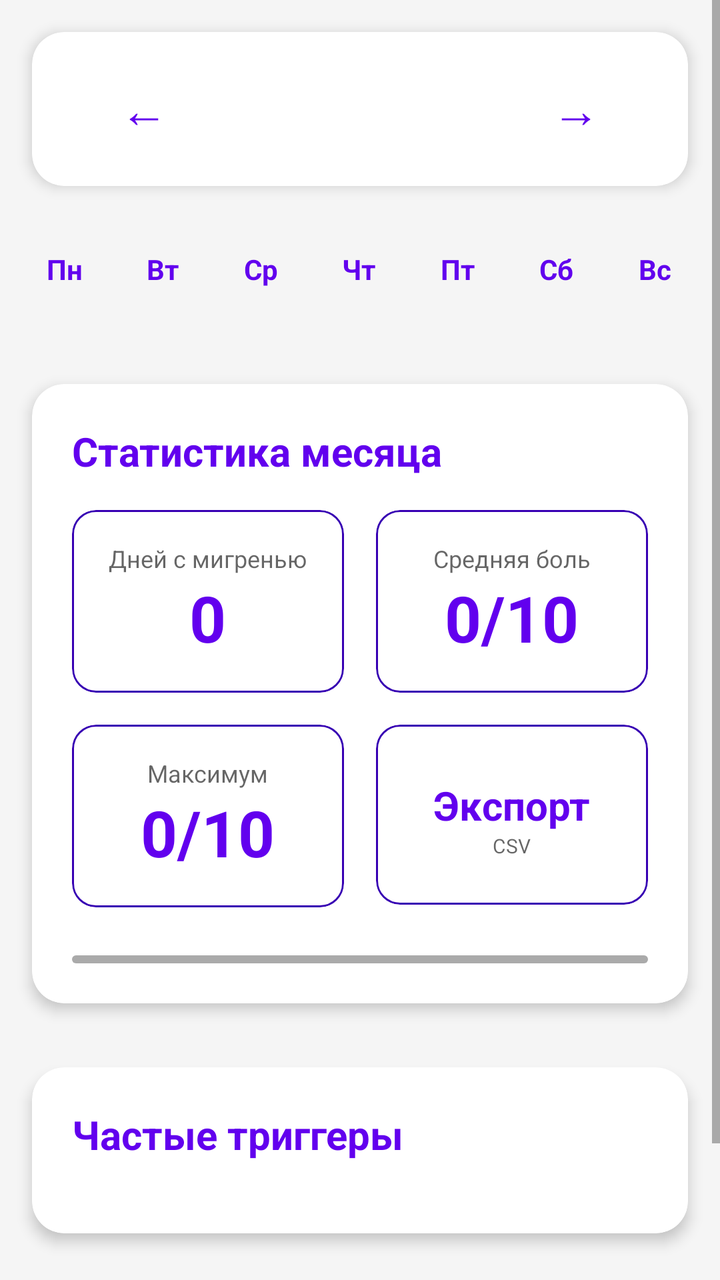
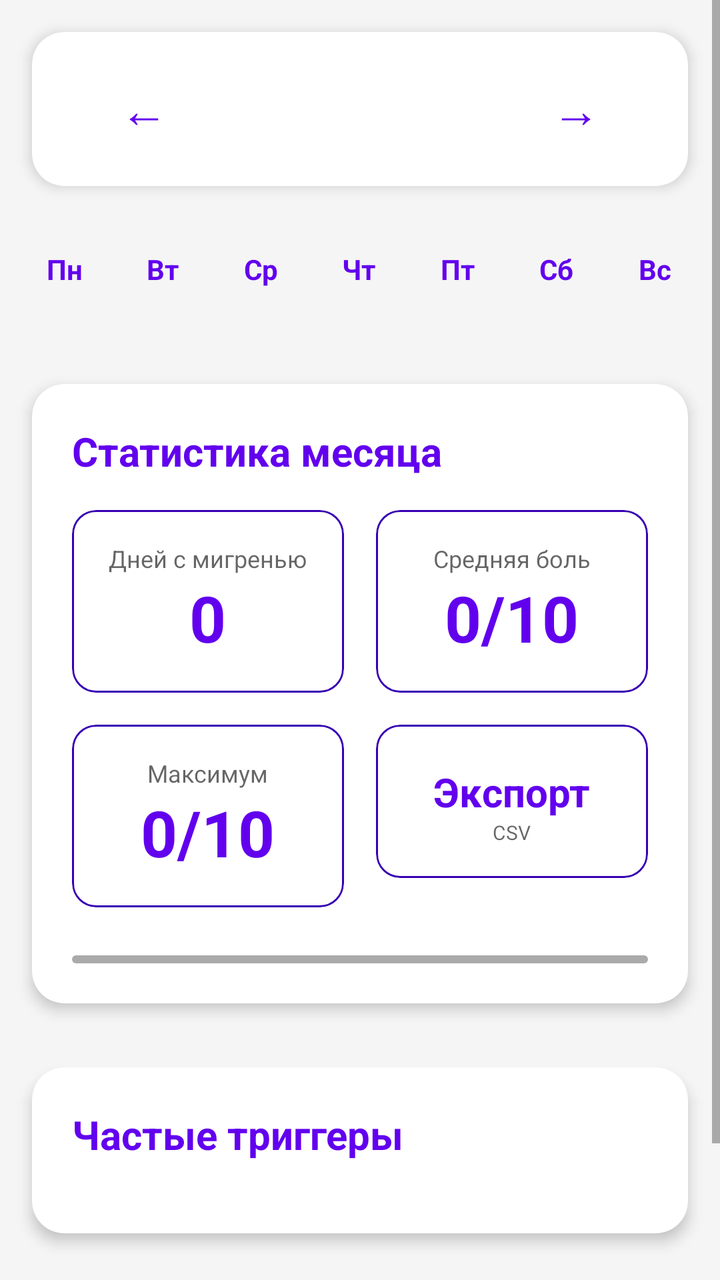

Compare the two renders of this Android layout. The source of the first and the diff that turns it into the second are given below.
<!-- AndroidManifest.xml: application theme Theme.MigraineTracker -->
<!-- res/layout/fragment_main_calendar.xml -->
<?xml version="1.0" encoding="utf-8"?>
<ScrollView xmlns:android="http://schemas.android.com/apk/res/android"
    xmlns:app="http://schemas.android.com/apk/res-auto"
    android:layout_width="match_parent"
    android:layout_height="match_parent"
    android:fillViewport="true">

    <LinearLayout
        android:layout_width="match_parent"
        android:layout_height="wrap_content"
        android:orientation="vertical">

        
        <com.google.android.material.card.MaterialCardView
            android:layout_width="match_parent"
            android:layout_height="wrap_content"
            android:layout_margin="16dp"
            app:cardCornerRadius="16dp"
            app:cardElevation="4dp">

            <LinearLayout
                android:layout_width="match_parent"
                android:layout_height="wrap_content"
                android:orientation="horizontal"
                android:gravity="center"
                android:padding="12dp">

                <com.google.android.material.button.MaterialButton
                    android:id="@+id/button_previous_month"
                    style="@style/Widget.MaterialComponents.Button.TextButton"
                    android:layout_width="wrap_content"
                    android:layout_height="wrap_content"
                    android:text="←"
                    android:textSize="24sp" />

                <TextView
                    android:id="@+id/text_month_title"
                    android:layout_width="0dp"
                    android:layout_height="wrap_content"
                    android:layout_weight="1"
                    android:gravity="center"
                    android:textSize="20sp"
                    android:textStyle="bold"
                    android:textColor="?attr/colorPrimary" />

                <com.google.android.material.button.MaterialButton
                    android:id="@+id/button_next_month"
                    style="@style/Widget.MaterialComponents.Button.TextButton"
                    android:layout_width="wrap_content"
                    android:layout_height="wrap_content"
                    android:text="→"
                    android:textSize="24sp" />

            </LinearLayout>

        </com.google.android.material.card.MaterialCardView>

        
        <LinearLayout
            android:layout_width="match_parent"
            android:layout_height="wrap_content"
            android:orientation="horizontal"
            android:paddingTop="8dp"
            android:paddingBottom="8dp"
            android:paddingStart="8dp"
            android:paddingEnd="8dp">

            <TextView
                style="@style/CalendarWeekDay"
                android:layout_width="0dp"
                android:layout_height="wrap_content"
                android:layout_weight="1"
                android:gravity="center"
                android:text="Пн"
                android:textStyle="bold"
                android:textSize="14sp" />

            <TextView
                style="@style/CalendarWeekDay"
                android:layout_width="0dp"
                android:layout_height="wrap_content"
                android:layout_weight="1"
                android:gravity="center"
                android:text="Вт"
                android:textStyle="bold"
                android:textSize="14sp" />

            <TextView
                style="@style/CalendarWeekDay"
                android:layout_width="0dp"
                android:layout_height="wrap_content"
                android:layout_weight="1"
                android:gravity="center"
                android:text="Ср"
                android:textStyle="bold"
                android:textSize="14sp" />

            <TextView
                style="@style/CalendarWeekDay"
                android:layout_width="0dp"
                android:layout_height="wrap_content"
                android:layout_weight="1"
                android:gravity="center"
                android:text="Чт"
                android:textStyle="bold"
                android:textSize="14sp" />

            <TextView
                style="@style/CalendarWeekDay"
                android:layout_width="0dp"
                android:layout_height="wrap_content"
                android:layout_weight="1"
                android:gravity="center"
                android:text="Пт"
                android:textStyle="bold"
                android:textSize="14sp" />

            <TextView
                style="@style/CalendarWeekDay"
                android:layout_width="0dp"
                android:layout_height="wrap_content"
                android:layout_weight="1"
                android:gravity="center"
                android:text="Сб"
                android:textStyle="bold"
                android:textSize="14sp" />

            <TextView
                style="@style/CalendarWeekDay"
                android:layout_width="0dp"
                android:layout_height="wrap_content"
                android:layout_weight="1"
                android:gravity="center"
                android:text="Вс"
                android:textStyle="bold"
                android:textSize="14sp" />

        </LinearLayout>

        
        <androidx.recyclerview.widget.RecyclerView
            android:id="@+id/recycler_calendar"
            android:layout_width="match_parent"
            android:layout_height="wrap_content"
            android:padding="8dp" />

        
        <com.google.android.material.card.MaterialCardView
            android:layout_width="match_parent"
            android:layout_height="wrap_content"
            android:layout_margin="16dp"
            app:cardCornerRadius="16dp"
            app:cardElevation="4dp">

            <LinearLayout
                android:layout_width="match_parent"
                android:layout_height="wrap_content"
                android:orientation="vertical"
                android:padding="20dp">

                <TextView
                    android:layout_width="match_parent"
                    android:layout_height="wrap_content"
                    android:text="Статистика месяца"
                    android:textSize="20sp"
                    android:textStyle="bold"
                    android:textColor="?attr/colorPrimary"
                    android:layout_marginBottom="16dp" />

                <LinearLayout
                    android:layout_width="match_parent"
                    android:layout_height="wrap_content"
                    android:orientation="horizontal"
                    android:layout_marginBottom="16dp">

                    <com.google.android.material.card.MaterialCardView
                        android:layout_width="0dp"
                        android:layout_height="wrap_content"
                        android:layout_weight="1"
                        android:layout_marginEnd="8dp"
                        app:cardCornerRadius="12dp"
                        app:cardElevation="0dp"
                        app:strokeWidth="1dp"
                        app:strokeColor="?attr/colorPrimaryVariant">

                        <LinearLayout
                            android:layout_width="match_parent"
                            android:layout_height="wrap_content"
                            android:orientation="vertical"
                            android:padding="16dp"
                            android:gravity="center">

                            <TextView
                                android:layout_width="wrap_content"
                                android:layout_height="wrap_content"
                                android:text="Дней с мигренью"
                                android:textSize="12sp"
                                android:textColor="?android:attr/textColorSecondary" />

                            <TextView
                                android:id="@+id/text_migraine_days_count"
                                android:layout_width="wrap_content"
                                android:layout_height="wrap_content"
                                android:text="0"
                                android:textSize="32sp"
                                android:textStyle="bold"
                                android:textColor="?attr/colorPrimary" />

                        </LinearLayout>

                    </com.google.android.material.card.MaterialCardView>

                    <com.google.android.material.card.MaterialCardView
                        android:layout_width="0dp"
                        android:layout_height="wrap_content"
                        android:layout_weight="1"
                        android:layout_marginStart="8dp"
                        app:cardCornerRadius="12dp"
                        app:cardElevation="0dp"
                        app:strokeWidth="1dp"
                        app:strokeColor="?attr/colorPrimaryVariant">

                        <LinearLayout
                            android:layout_width="match_parent"
                            android:layout_height="wrap_content"
                            android:orientation="vertical"
                            android:padding="16dp"
                            android:gravity="center">

                            <TextView
                                android:layout_width="wrap_content"
                                android:layout_height="wrap_content"
                                android:text="Средняя боль"
                                android:textSize="12sp"
                                android:textColor="?android:attr/textColorSecondary" />

                            <TextView
                                android:id="@+id/text_avg_intensity"
                                android:layout_width="wrap_content"
                                android:layout_height="wrap_content"
                                android:text="0/10"
                                android:textSize="32sp"
                                android:textStyle="bold"
                                android:textColor="?attr/colorPrimary" />

                        </LinearLayout>

                    </com.google.android.material.card.MaterialCardView>

                </LinearLayout>

                <LinearLayout
                    android:layout_width="match_parent"
                    android:layout_height="wrap_content"
                    android:orientation="horizontal"
                    android:layout_marginBottom="16dp">

                    <com.google.android.material.card.MaterialCardView
                        android:layout_width="0dp"
                        android:layout_height="wrap_content"
                        android:layout_weight="1"
                        android:layout_marginEnd="8dp"
                        app:cardCornerRadius="12dp"
                        app:cardElevation="0dp"
                        app:strokeWidth="1dp"
                        app:strokeColor="?attr/colorPrimaryVariant">

                        <LinearLayout
                            android:layout_width="match_parent"
                            android:layout_height="wrap_content"
                            android:orientation="vertical"
                            android:padding="16dp"
                            android:gravity="center">

                            <TextView
                                android:layout_width="wrap_content"
                                android:layout_height="wrap_content"
                                android:text="Максимум"
                                android:textSize="12sp"
                                android:textColor="?android:attr/textColorSecondary" />

                            <TextView
                                android:id="@+id/text_max_intensity"
                                android:layout_width="wrap_content"
                                android:layout_height="wrap_content"
                                android:text="0/10"
                                android:textSize="32sp"
                                android:textStyle="bold"
                                android:textColor="?attr/colorPrimary" />

                        </LinearLayout>

                    </com.google.android.material.card.MaterialCardView>

                    
                    <com.google.android.material.card.MaterialCardView
                        android:id="@+id/card_export"
                        android:layout_width="0dp"
                        android:layout_height="wrap_content"
                        android:layout_weight="1"
                        android:layout_marginStart="8dp"
                        app:cardCornerRadius="12dp"
                        app:cardElevation="0dp"
                        app:strokeWidth="1dp"
                        app:strokeColor="?attr/colorPrimaryVariant"
                        android:clickable="true"
                        android:focusable="true"
                        android:foreground="?attr/selectableItemBackgroundBorderless">

                        <LinearLayout
                            android:layout_width="match_parent"
                            android:layout_height="90dp"
                            android:orientation="vertical"
                            android:padding="16dp"
                            android:gravity="center">


                            <TextView
                                android:layout_width="wrap_content"
                                android:layout_height="wrap_content"
                                android:text="Экспорт"
                                android:textSize="20sp"
                                android:textStyle="bold"
                                android:textColor="?attr/colorPrimary"
                                android:layout_marginTop="4dp" />

                            <TextView
                                android:layout_width="wrap_content"
                                android:layout_height="wrap_content"
                                android:text="CSV"
                                android:textSize="10sp"
                                android:textColor="?android:attr/textColorSecondary" />

                        </LinearLayout>

                    </com.google.android.material.card.MaterialCardView>

                </LinearLayout>

                
                <com.google.android.material.progressindicator.LinearProgressIndicator
                    android:id="@+id/progress_migraine_frequency"
                    android:layout_width="match_parent"
                    android:layout_height="4dp"
                    android:layout_marginTop="8dp"
                    app:trackCornerRadius="2dp"
                    app:indicatorColor="?attr/colorPrimary"
                    app:trackColor="@android:color/darker_gray" />

            </LinearLayout>

        </com.google.android.material.card.MaterialCardView>

        
        <com.google.android.material.card.MaterialCardView
            android:layout_width="match_parent"
            android:layout_height="wrap_content"
            android:layout_margin="16dp"
            android:layout_marginTop="0dp"
            app:cardCornerRadius="16dp"
            app:cardElevation="4dp">

            <LinearLayout
                android:layout_width="match_parent"
                android:layout_height="wrap_content"
                android:orientation="vertical"
                android:padding="20dp">

                <TextView
                    android:layout_width="match_parent"
                    android:layout_height="wrap_content"
                    android:text="Частые триггеры"
                    android:textSize="20sp"
                    android:textStyle="bold"
                    android:textColor="?attr/colorPrimary"
                    android:layout_marginBottom="16dp" />

                <TextView
                    android:id="@+id/text_top_triggers"
                    android:layout_width="match_parent"
                    android:layout_height="wrap_content"
                    android:text="Нет данных"
                    android:textSize="14sp"
                    android:textAlignment="center"
                    android:padding="16dp"
                    android:visibility="gone" />

                <LinearLayout
                    android:id="@+id/layout_top_triggers"
                    android:layout_width="match_parent"
                    android:layout_height="wrap_content"
                    android:orientation="vertical" />

            </LinearLayout>

        </com.google.android.material.card.MaterialCardView>

        
        <com.google.android.material.button.MaterialButton
            android:id="@+id/btn_reminders"
            android:layout_width="match_parent"
            android:layout_height="wrap_content"
            android:layout_margin="16dp"
            android:text="Управление напоминаниями"
            style="@style/Widget.MaterialComponents.Button.OutlinedButton"
            app:icon="@android:drawable/ic_menu_edit"
            app:iconGravity="textStart" />

    </LinearLayout>

</ScrollView>
<!-- resources referenced by this layout -->
<resources>
  <style name="CalendarWeekDay">
          <item name="android:layout_width">0dp</item>
          <item name="android:layout_height">wrap_content</item>
          <item name="android:layout_weight">1</item>
          <item name="android:gravity">center</item>
          <item name="android:textStyle">bold</item>
          <item name="android:textColor">?attr/colorPrimary</item>
          <item name="android:textSize">14sp</item>
          <item name="android:padding">8dp</item>
      </style>
  <style name="Theme.MigraineTracker" parent="Theme.MaterialComponents.DayNight.NoActionBar">
          
          <item name="colorPrimary">@color/purple_500</item>
          <item name="colorPrimaryVariant">@color/purple_700</item>
          <item name="colorOnPrimary">@color/white</item>
          <item name="colorSecondary">@color/teal_200</item>
          <item name="colorSecondaryVariant">@color/teal_700</item>
          <item name="colorOnSecondary">@color/black</item>
  
          
          <item name="colorSurface">@color/background_card</item>
          <item name="colorOnSurface">@color/black</item>
          <item name="android:colorBackground">@color/background_main</item>
          <item name="colorOnBackground">@color/black</item>
  
          
          <item name="android:statusBarColor">?attr/colorPrimaryVariant</item>
          <item name="android:windowActionBar">false</item>
          <item name="windowNoTitle">true</item>
  
          
          <item name="materialAlertDialogTheme">@style/ThemeOverlay.MaterialComponents.MaterialAlertDialog</item>
  
          
          <item name="colorButtonNormal">?attr/colorPrimary</item>
          <item name="colorControlHighlight">?attr/colorPrimary</item>
      </style>
  <color name="purple_500">#FF6200EE</color>
  <color name="purple_700">#FF3700B3</color>
  <color name="white">#FFFFFFFF</color>
  <color name="teal_200">#FF03DAC5</color>
  <color name="teal_700">#FF018786</color>
  <color name="black">#FF000000</color>
  <color name="background_card">#FFFFFFFF</color>
  <color name="background_main">#FFF5F5F5</color>
</resources>

<!-- the commit's change to res/layout/fragment_main_calendar.xml (unified diff, before → after) -->
@@ -10,7 +10,6 @@
         android:layout_height="wrap_content"
         android:orientation="vertical">
 
-        
         <com.google.android.material.card.MaterialCardView
             android:layout_width="match_parent"
             android:layout_height="wrap_content"
@@ -55,7 +54,6 @@
 
         </com.google.android.material.card.MaterialCardView>
 
-        
         <LinearLayout
             android:layout_width="match_parent"
             android:layout_height="wrap_content"
@@ -137,14 +135,12 @@
 
         </LinearLayout>
 
-        
         <androidx.recyclerview.widget.RecyclerView
             android:id="@+id/recycler_calendar"
             android:layout_width="match_parent"
             android:layout_height="wrap_content"
             android:padding="8dp" />
 
-        
         <com.google.android.material.card.MaterialCardView
             android:layout_width="match_parent"
             android:layout_height="wrap_content"
@@ -292,7 +288,6 @@
 
                     </com.google.android.material.card.MaterialCardView>
 
-                    
                     <com.google.android.material.card.MaterialCardView
                         android:id="@+id/card_export"
                         android:layout_width="0dp"
@@ -309,7 +304,7 @@
 
                         <LinearLayout
                             android:layout_width="match_parent"
-                            android:layout_height="90dp"
+                            android:layout_height="match_parent"
                             android:orientation="vertical"
                             android:padding="16dp"
                             android:gravity="center">
@@ -337,7 +332,6 @@
 
                 </LinearLayout>
 
-                
                 <com.google.android.material.progressindicator.LinearProgressIndicator
                     android:id="@+id/progress_migraine_frequency"
                     android:layout_width="match_parent"
@@ -351,7 +345,6 @@
 
         </com.google.android.material.card.MaterialCardView>
 
-        
         <com.google.android.material.card.MaterialCardView
             android:layout_width="match_parent"
             android:layout_height="wrap_content"
@@ -395,7 +388,6 @@
 
         </com.google.android.material.card.MaterialCardView>
 
-        
         <com.google.android.material.button.MaterialButton
             android:id="@+id/btn_reminders"
             android:layout_width="match_parent"
<!-- resource entries referenced after the edit -->
@@ -11,7 +11,7 @@
           <item name="android:padding">8dp</item>
       </style>
   <style name="Theme.MigraineTracker" parent="Theme.MaterialComponents.DayNight.NoActionBar">
-          
+  
           <item name="colorPrimary">@color/purple_500</item>
           <item name="colorPrimaryVariant">@color/purple_700</item>
           <item name="colorOnPrimary">@color/white</item>
@@ -19,21 +19,17 @@
           <item name="colorSecondaryVariant">@color/teal_700</item>
           <item name="colorOnSecondary">@color/black</item>
   
-          
           <item name="colorSurface">@color/background_card</item>
           <item name="colorOnSurface">@color/black</item>
           <item name="android:colorBackground">@color/background_main</item>
           <item name="colorOnBackground">@color/black</item>
   
-          
           <item name="android:statusBarColor">?attr/colorPrimaryVariant</item>
           <item name="android:windowActionBar">false</item>
           <item name="windowNoTitle">true</item>
   
-          
           <item name="materialAlertDialogTheme">@style/ThemeOverlay.MaterialComponents.MaterialAlertDialog</item>
   
-          
           <item name="colorButtonNormal">?attr/colorPrimary</item>
           <item name="colorControlHighlight">?attr/colorPrimary</item>
       </style>
